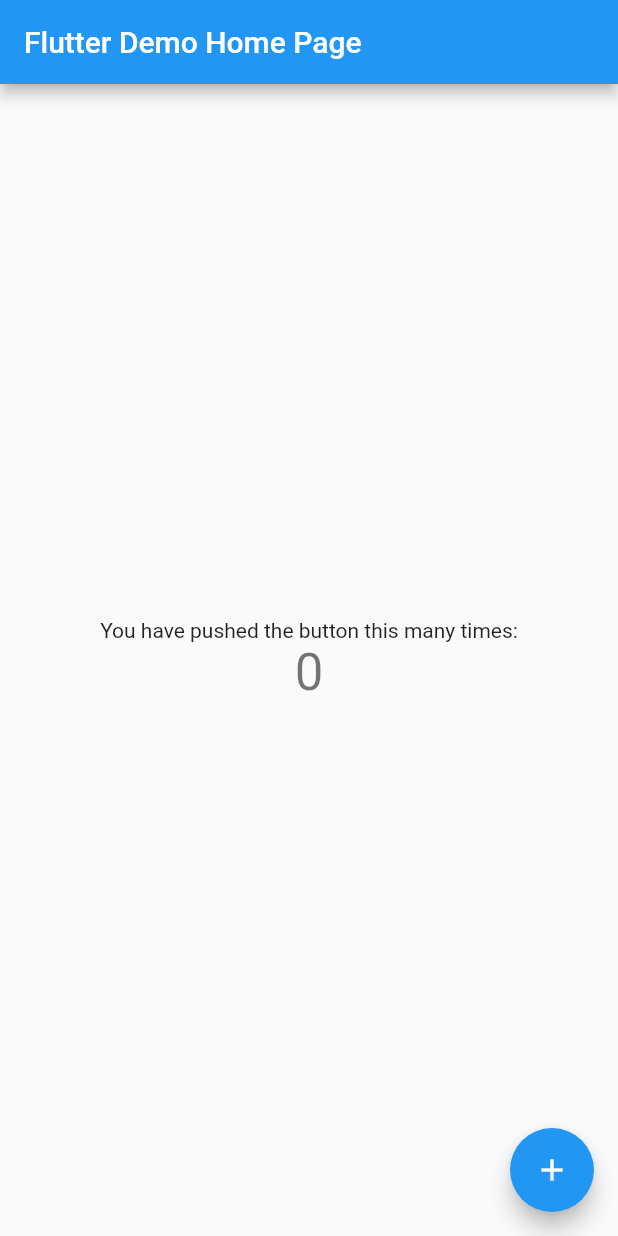
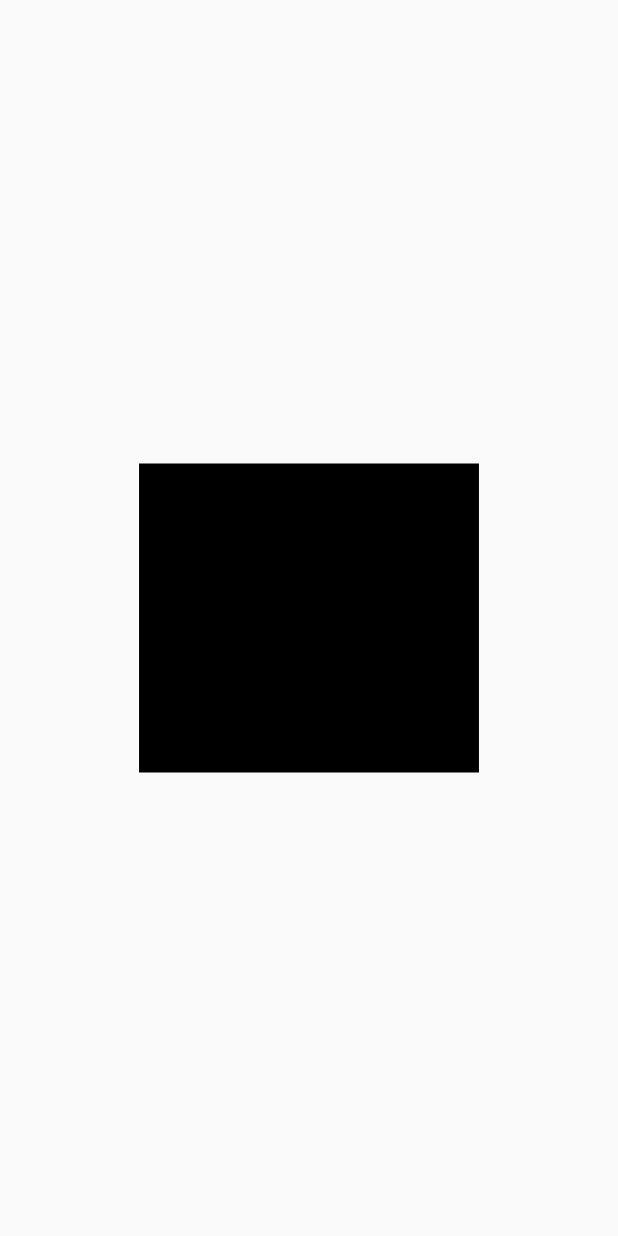
Before and after one commit to Kisakyamukama/flutter_concepts, a Flutter app: the screen it shows after launch, on a phone screen of 412 x 824 dp. Run offline on Flutter 3.47's test engine with Material 2 defaults, Android fonts, the phone set to English and light mode, and no system bars.

Commit message:
using safe area and scaling on many screens

```diff
--- a/lib/main.dart
+++ b/lib/main.dart
@@ -1,4 +1,5 @@
 import 'package:flutter/material.dart';
+import 'package:flutter_concepts/ui/size_config.dart';
 
 void main() {
   runApp(MyApp());
@@ -9,109 +10,60 @@ class MyApp extends StatelessWidget {
   @override
   Widget build(BuildContext context) {
     return MaterialApp(
+      debugShowCheckedModeBanner: false,
       title: 'Flutter Demo',
       theme: ThemeData(
-        // This is the theme of your application.
-        //
-        // Try running your application with "flutter run". You'll see the
-        // application has a blue toolbar. Then, without quitting the app, try
-        // changing the primarySwatch below to Colors.green and then invoke
-        // "hot reload" (press "r" in the console where you ran "flutter run",
-        // or simply save your changes to "hot reload" in a Flutter IDE).
-        // Notice that the counter didn't reset back to zero; the application
-        // is not restarted.
         primarySwatch: Colors.blue,
-        // This makes the visual density adapt to the platform that you run
-        // the app on. For desktop platforms, the controls will be smaller and
-        // closer together (more dense) than on mobile platforms.
         visualDensity: VisualDensity.adaptivePlatformDensity,
       ),
-      home: MyHomePage(title: 'Flutter Demo Home Page'),
+      home: MyHomePage(),
     );
   }
 }
 
+// safe area ona ny screen
 class MyHomePage extends StatefulWidget {
-  MyHomePage({Key key, this.title}) : super(key: key);
-
-  // This widget is the home page of your application. It is stateful, meaning
-  // that it has a State object (defined below) that contains fields that affect
-  // how it looks.
-
-  // This class is the configuration for the state. It holds the values (in this
-  // case the title) provided by the parent (in this case the App widget) and
-  // used by the build method of the State. Fields in a Widget subclass are
-  // always marked "final".
-
-  final String title;
-
   @override
   _MyHomePageState createState() => _MyHomePageState();
 }
 
 class _MyHomePageState extends State<MyHomePage> {
-  int _counter = 0;
-
-  void _incrementCounter() {
-    setState(() {
-      // This call to setState tells the Flutter framework that something has
-      // changed in this State, which causes it to rerun the build method below
-      // so that the display can reflect the updated values. If we changed
-      // _counter without calling setState(), then the build method would not be
-      // called again, and so nothing would appear to happen.
-      _counter++;
-    });
-  }
-
   @override
   Widget build(BuildContext context) {
-    // This method is rerun every time setState is called, for instance as done
-    // by the _incrementCounter method above.
-    //
-    // The Flutter framework has been optimized to make rerunning build methods
-    // fast, so that you can just rebuild anything that needs updating rather
-    // than having to individually change instances of widgets.
+    SizeConfig().init(context);
     return Scaffold(
-      appBar: AppBar(
-        // Here we take the value from the MyHomePage object that was created by
-        // the App.build method, and use it to set our appbar title.
-        title: Text(widget.title),
-      ),
       body: Center(
-        // Center is a layout widget. It takes a single child and positions it
-        // in the middle of the parent.
-        child: Column(
-          // Column is also a layout widget. It takes a list of children and
-          // arranges them vertically. By default, it sizes itself to fit its
-          // children horizontally, and tries to be as tall as its parent.
-          //
-          // Invoke "debug painting" (press "p" in the console, choose the
-          // "Toggle Debug Paint" action from the Flutter Inspector in Android
-          // Studio, or the "Toggle Debug Paint" command in Visual Studio Code)
-          // to see the wireframe for each widget.
-          //
-          // Column has various properties to control how it sizes itself and
-          // how it positions its children. Here we use mainAxisAlignment to
-          // center the children vertically; the main axis here is the vertical
-          // axis because Columns are vertical (the cross axis would be
-          // horizontal).
-          mainAxisAlignment: MainAxisAlignment.center,
-          children: <Widget>[
-            Text(
-              'You have pushed the button this many times:',
-            ),
-            Text(
-              '$_counter',
-              style: Theme.of(context).textTheme.headline4,
-            ),
-          ],
+        child: Container(
+          height: SizeConfig.safeBlockVertical * 25,
+          width: SizeConfig.safeBlockHorizontal * 55,
+          color: Colors.black,
         ),
       ),
-      floatingActionButton: FloatingActionButton(
-        onPressed: _incrementCounter,
-        tooltip: 'Increment',
-        child: Icon(Icons.add),
-      ), // This trailing comma makes auto-formatting nicer for build methods.
     );
   }
 }
+
+class HomeScreen extends StatefulWidget {
+  @override
+  _HomeScreenState createState() => _HomeScreenState();
+}
+
+class _HomeScreenState extends State<HomeScreen> {
+  @override
+  Widget build(BuildContext context) {
+    SizeConfig().init(context);
+    return Scaffold(
+      appBar: AppBar(
+        title: Text('Flutter Concepts'),
+        centerTitle: true,
+      ),
+      body: Center(
+        child: Container(
+          height: SizeConfig.blockSizeVertical * 20,
+          width: SizeConfig.blockSizeHorizontal * 50,
+          color: Colors.orange,
+        ),
+      ),
+    );
+  }
+}
--- /dev/null
+++ b/lib/ui/size_config.dart
@@ -0,0 +1,28 @@
+import 'package:flutter/widgets.dart';
+
+class SizeConfig {
+  static MediaQueryData _mediaQueryData;
+  static double screenWidth;
+  static double screenHeight;
+  static double blockSizeHorizontal;
+  static double blockSizeVertical;
+  static double _safeAreaHorizontal;
+  static double _safeAreaVertical;
+  static double safeBlockHorizontal;
+  static double safeBlockVertical;
+
+
+  void init(BuildContext context) {
+    _mediaQueryData = MediaQuery.of(context);
+    screenWidth = _mediaQueryData.size.width;
+    screenHeight = _mediaQueryData.size.height;
+    blockSizeHorizontal = screenWidth / 100;
+    blockSizeVertical = screenHeight / 100;
+
+    _safeAreaHorizontal = _mediaQueryData.padding.left + _mediaQueryData.padding.right;
+    _safeAreaVertical = _mediaQueryData.padding.top + _mediaQueryData.padding.bottom;
+    safeBlockHorizontal = (screenWidth - _safeAreaHorizontal) / 100;
+    safeBlockVertical = (screenHeight -  _safeAreaVertical) / 100;
+
+  }
+}
```
Also changed, not shown: 1 other file.
